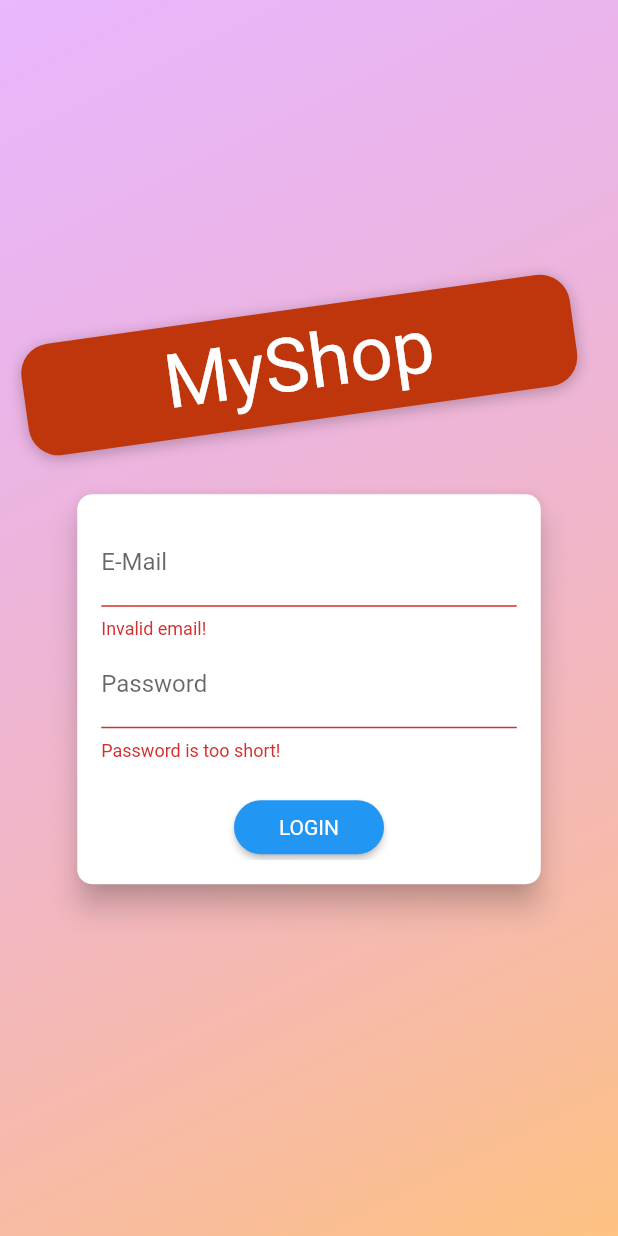
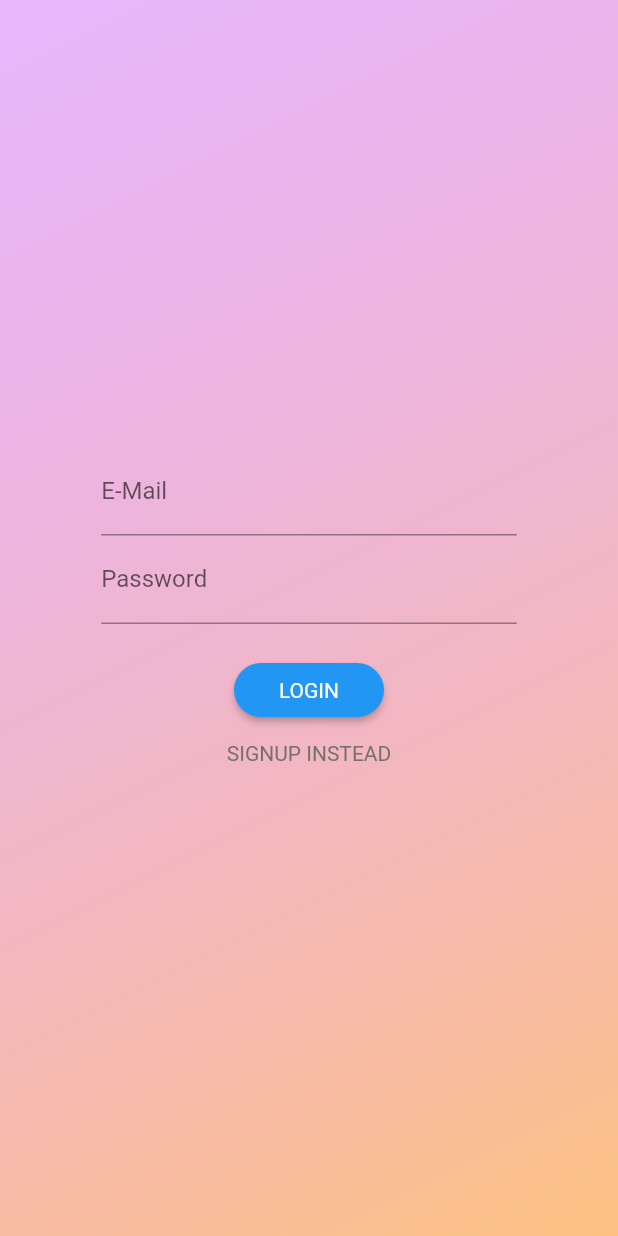
Before and after one commit to Guyco070/scheduling_appointments_app-Flutter, a Flutter app: the AuthScreen screen opened directly, after a tap on "LOGIN", on a phone screen of 412 x 824 dp. Run offline on Flutter 3.47's test engine with Material 2 defaults, Android fonts, the phone set to English and light mode, and no system bars; our stand-ins replace snippet_coder_utils; Roboto replaces fonts that are missing (Anton).

Commit message:
a few fixes

```diff
--- a/lib/main.dart
+++ b/lib/main.dart
@@ -1,7 +1,5 @@
 import 'package:flutter/material.dart';
-import 'package:scheduling_appointments_app/screens/auth_screen.dart';
 import 'package:scheduling_appointments_app/screens/login_screen.dart';
-import 'package:scheduling_appointments_app/screens/register_screen.dart';
 import 'package:scheduling_appointments_app/screens/user_home_page.dart';
 import 'package:scheduling_appointments_app/screens/about_screen.dart';
 
@@ -22,12 +20,10 @@ class MyApp extends StatelessWidget {
       theme: Theme.of(context).copyWith(
           colorScheme: Theme.of(context).colorScheme.copyWith(
           primary: HexColor("#76706B"),
-
         )
       ),
       routes: {
         LoginScreen.routeName: (context) => const LoginScreen(),
-        RegisterScreen.routeName:(context) => const RegisterScreen(),
         UserHomePage.routeName:(context) => const UserHomePage(),
         AboutScreen.routeName:(context) => const AboutScreen(),
       },
--- a/lib/screens/auth_screen.dart
+++ b/lib/screens/auth_screen.dart
@@ -1,12 +1,12 @@
 import 'dart:io';
-import 'dart:math';
-
 import 'package:flutter/material.dart';
 
-enum AuthMode { Signup, Login }
+enum AuthMode { signup, login }
 
 class AuthScreen extends StatelessWidget {
   static const routeName = '/auth';
+
+  const AuthScreen({super.key});
 
   @override
   Widget build(BuildContext context) {
@@ -39,41 +39,8 @@ class AuthScreen extends StatelessWidget {
                 crossAxisAlignment: CrossAxisAlignment.center,
                 children: <Widget>[
                   Flexible(
-                    child: Container(
-                      margin: const EdgeInsets.only(bottom: 20.0),
-                      padding: const EdgeInsets.symmetric(
-                          vertical: 8.0, horizontal: 94.0),
-                      transform: Matrix4.rotationZ(-8 * pi / 180)
-                        ..translate(-10.0),
-                      // ..translate(-10.0),
-                      decoration: BoxDecoration(
-                        borderRadius: BorderRadius.circular(20),
-                        color: Colors.deepOrange.shade900,
-                        boxShadow: const [
-                          BoxShadow(
-                            blurRadius: 8,
-                            color: Colors.black26,
-                            offset: Offset(0, 2),
-                          )
-                        ],
-                      ),
-                      child: Text(
-                        'MyShop',
-                        style: TextStyle(
-                          color: Theme.of(context)
-                              .accentTextTheme
-                              .titleMedium
-                              ?.color,
-                          fontSize: 50,
-                          fontFamily: 'Anton',
-                          fontWeight: FontWeight.normal,
-                        ),
-                      ),
-                    ),
-                  ),
-                  Flexible(
                     flex: deviceSize.width > 600 ? 2 : 1,
-                    child: AuthCard(),
+                    child: const AuthCard(),
                   ),
                 ],
               ),
@@ -97,7 +64,7 @@ class AuthCard extends StatefulWidget {
 class _AuthCardState extends State<AuthCard>
     with SingleTickerProviderStateMixin {
   final GlobalKey<FormState> _formKey = GlobalKey();
-  AuthMode _authMode = AuthMode.Login;
+  AuthMode _authMode = AuthMode.login;
   final Map<String, String> _authData = {
     'email': '',
     'password': '',
@@ -154,7 +121,7 @@ class _AuthCardState extends State<AuthCard>
       _isLoading = true;
     });
     try {
-      if (_authMode == AuthMode.Login) {
+      if (_authMode == AuthMode.login) {
         // Log user in
         // await Provider.of<Auth>(context, listen: false).login(
         //     _authData['email'] as String, _authData['password'] as String);
@@ -189,14 +156,14 @@ class _AuthCardState extends State<AuthCard>
   }
 
   void _switchAuthMode() {
-    if (_authMode == AuthMode.Login) {
+    if (_authMode == AuthMode.login) {
       setState(() {
-        _authMode = AuthMode.Signup;
+        _authMode = AuthMode.signup;
       });
       _controller.forward();
     } else {
       setState(() {
-        _authMode = AuthMode.Login;
+        _authMode = AuthMode.login;
       });
       _controller.reverse();
     }
@@ -205,23 +172,16 @@ class _AuthCardState extends State<AuthCard>
   @override
   Widget build(BuildContext context) {
     final deviceSize = MediaQuery.of(context).size;
-    return Card(
-      shape: RoundedRectangleBorder(
-        borderRadius: BorderRadius.circular(10.0),
-      ),
-      elevation: 8.0,
-      child: AnimatedContainer(
+    return AnimatedContainer(
       duration: const Duration(milliseconds: 300),
       curve: Curves.easeIn,
-        height: _authMode == AuthMode.Signup ? 320 : 260,
+      height: _authMode == AuthMode.signup ? 320 : 260,
       // height: _heightAnimation.value.height,
       constraints:
-            BoxConstraints(minHeight: _authMode == AuthMode.Signup ? 320 : 260),
+          BoxConstraints(minHeight: _authMode == AuthMode.signup ? 320 : 260),
       // BoxConstraints(minHeight: _heightAnimation.value.height),
       width: deviceSize.width * 0.75,
       padding: const EdgeInsets.all(16.0),
-        child: Form(
-          key: _formKey,
       child: SingleChildScrollView(
         child: Column(
           children: <Widget>[
@@ -246,6 +206,7 @@ class _AuthCardState extends State<AuthCard>
                 if (value!.isEmpty || value.length < 5) {
                   return 'Password is too short!';
                 }
+                return null;
               },
               onSaved: (value) {
                 _authData['password'] = value!;
@@ -253,8 +214,8 @@ class _AuthCardState extends State<AuthCard>
             ),
             AnimatedContainer(
               constraints: BoxConstraints(
-                      minHeight: _authMode == AuthMode.Signup ? 60 : 0,
-                      maxHeight: _authMode == AuthMode.Signup ? 120 : 0),
+                  minHeight: _authMode == AuthMode.signup ? 60 : 0,
+                  maxHeight: _authMode == AuthMode.signup ? 120 : 0),
               curve: Curves.easeIn,
               duration: const Duration(milliseconds: 300),
               child: FadeTransition(
@@ -262,11 +223,11 @@ class _AuthCardState extends State<AuthCard>
                 child: SlideTransition(
                   position: _slideAnimation,
                   child: TextFormField(
-                        enabled: _authMode == AuthMode.Signup,
+                    enabled: _authMode == AuthMode.signup,
                     decoration: const InputDecoration(
                         labelText: 'Confirm Password'),
                     obscureText: true,
-                        validator: _authMode == AuthMode.Signup
+                    validator: _authMode == AuthMode.signup
                         ? (value) {
                             if (value != _passwordController.text) {
                               return 'Passwords do not match!';
@@ -298,7 +259,7 @@ class _AuthCardState extends State<AuthCard>
                   backgroundColor: Theme.of(context).primaryColor,
                 ),
                 child:
-                        Text(_authMode == AuthMode.Login ? 'LOGIN' : 'SIGN UP'),
+                    Text(_authMode == AuthMode.login ? 'LOGIN' : 'SIGN UP'),
               ),
             TextButton(
               onPressed: _switchAuthMode,
@@ -311,11 +272,9 @@ class _AuthCardState extends State<AuthCard>
                 ),
               ),
               child: Text(
-                      '${_authMode == AuthMode.Login ? 'SIGNUP' : 'LOGIN'} INSTEAD'),
+                  '${_authMode == AuthMode.login ? 'SIGNUP' : 'LOGIN'} INSTEAD'),
             ),
           ],
-            ),
-          ),
         ),
       ),
     );
--- a/lib/widgets/animated/expanded_section.dart
+++ b/lib/widgets/animated/expanded_section.dart
@@ -1,12 +1,13 @@
 import 'package:flutter/cupertino.dart';
 
 class ExpandedSection extends StatefulWidget {
+  const ExpandedSection({super.key, this.expand = false, required this.child});
 
   final Widget child;
   final bool expand;
-  const ExpandedSection({super.key, this.expand = false, required this.child});
 
   @override
+  // ignore: library_private_types_in_public_api
   _ExpandedSectionState createState() => _ExpandedSectionState();
 }
 
--- a/lib/widgets/logo.dart
+++ b/lib/widgets/logo.dart
@@ -1,9 +1,9 @@
 import 'package:flutter/material.dart';
 
 class Logo extends StatelessWidget {
-  Logo(this.assetName, {super.key, this.buttomRadius = 100});
-  String assetName;
-  double buttomRadius;
+  const Logo(this.assetName, {super.key, this.buttomRadius = 100});
+  final String assetName;
+  final double buttomRadius;
 
   @override
   Widget build(BuildContext context) {
--- a/lib/widgets/my_work/my_work_widget.dart
+++ b/lib/widgets/my_work/my_work_widget.dart
@@ -1,5 +1,4 @@
 import 'package:flutter/material.dart';
-import 'package:scheduling_appointments_app/utils/config.dart';
 import 'package:scheduling_appointments_app/widgets/my_work/work_image_widget.dart';
 import 'package:scheduling_appointments_app/widgets/screen_section.dart';
 
--- a/lib/widgets/my_work/work_image_widget.dart
+++ b/lib/widgets/my_work/work_image_widget.dart
@@ -1,12 +1,12 @@
 import 'package:flutter/widgets.dart';
 
 class WorkImageWidget extends StatelessWidget {
-  WorkImageWidget({
+  const WorkImageWidget({
     super.key,
     required this.assetPath
   });
 
-  String assetPath;
+  final String assetPath;
 
   @override
   Widget build(BuildContext context) {
--- a/lib/widgets/schedule/next_turn_day_widget.dart
+++ b/lib/widgets/schedule/next_turn_day_widget.dart
@@ -1,6 +1,4 @@
 import 'package:flutter/material.dart';
-import 'package:flutter/src/widgets/framework.dart';
-import 'package:flutter/src/widgets/placeholder.dart';
 import 'package:scheduling_appointments_app/widgets/schedule/times_list_widget.dart';
 import 'package:scheduling_appointments_app/widgets/screen_section.dart';
 
@@ -9,6 +7,6 @@ class NextTurnDayWidget extends StatelessWidget {
 
   @override
   Widget build(BuildContext context) {
-    return ScreenSection(title: "Quick Schedule", child: const TimeListWidget());
+    return const ScreenSection(title: "Quick Schedule", child: TimeListWidget());
   }
 }
--- a/lib/widgets/schedule/times_list_widget.dart
+++ b/lib/widgets/schedule/times_list_widget.dart
@@ -1,6 +1,4 @@
 import 'package:flutter/material.dart';
-import 'package:flutter/src/widgets/framework.dart';
-import 'package:flutter/src/widgets/placeholder.dart';
 import 'package:scheduling_appointments_app/utils/config.dart';
 import 'package:scheduling_appointments_app/widgets/animated/custom_expanded_list_view.dart';
 import 'package:scheduling_appointments_app/widgets/schedule/DatePickerWidget.dart';
--- a/lib/widgets/screen_topic.dart
+++ b/lib/widgets/screen_topic.dart
@@ -1,8 +1,8 @@
 import 'package:flutter/material.dart';
 
 class ScreenTopic extends StatelessWidget {
-  ScreenTopic(this.text, {super.key});
-  String text;
+  const ScreenTopic(this.text, {super.key});
+  final String text;
 
   @override
   Widget build(BuildContext context) {
--- a/pubspec.yaml
+++ b/pubspec.yaml
@@ -34,8 +34,6 @@ dependencies:
   api_cache_manager: ^1.0.2
   intl: ^0.18.1
 
-  # The following adds the Cupertino Icons font to your application.
-  # Use with the CupertinoIcons class for iOS style icons.
   cupertino_icons: ^1.0.2
   snippet_coder_utils: ^1.0.13
 
```
Also changed, not shown: lib/screens/login_screen.dart (+38 -11 lines), lib/screens/register_screen.dart (deleted, +0 -161 lines), lib/widgets/form_text_field.dart (+13 -10 lines), lib/widgets/register_screen.dart (added, +113 -0 lines), lib/widgets/schedule/time_widget.dart (+4 -6 lines), lib/widgets/screen_section.dart (+3 -4 lines), lib/widgets/span_button.dart (+7 -6 lines), pubspec.lock, 1 other file. Lines whose indentation alone changed are shown as unchanged.
